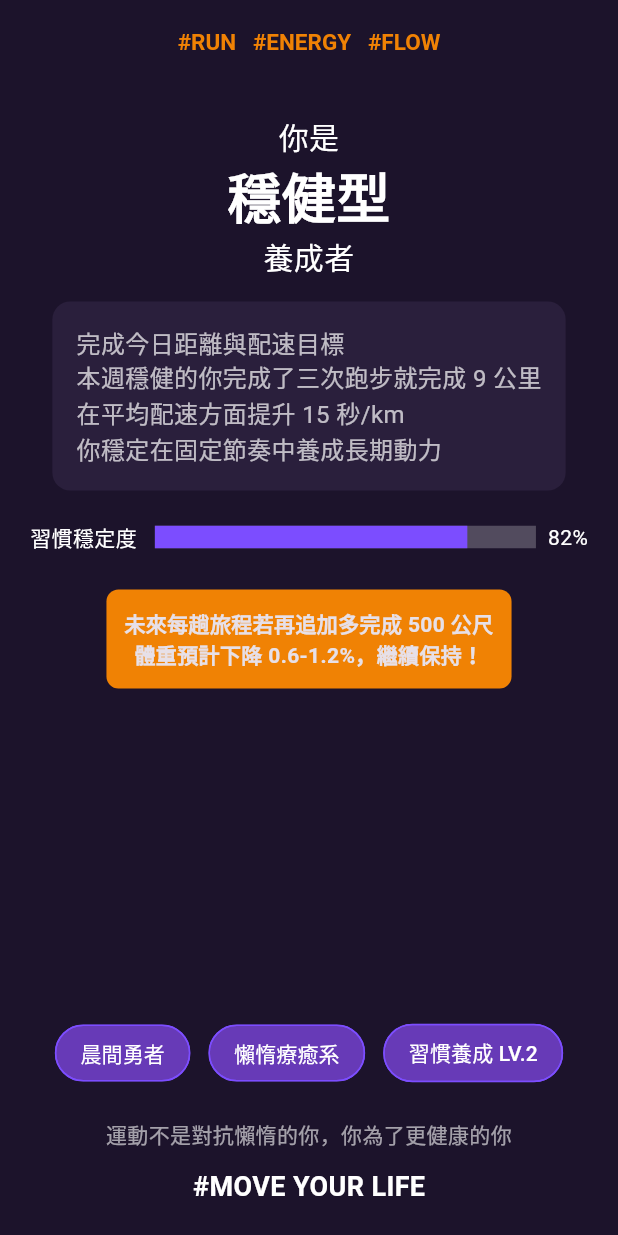
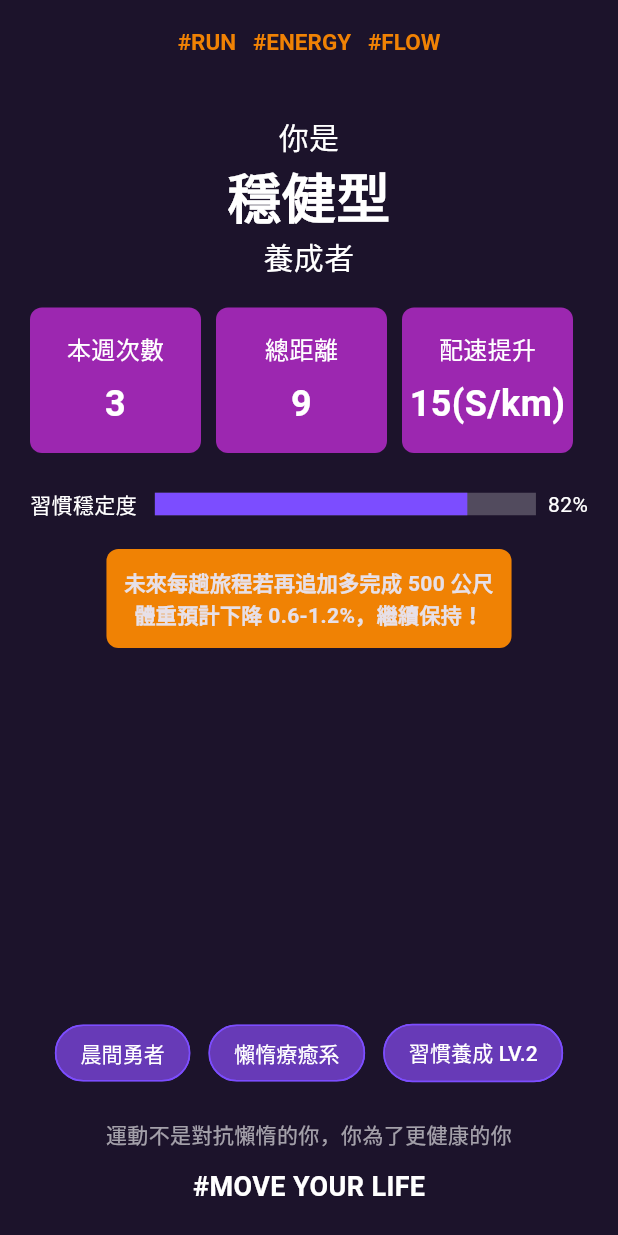
Before and after one commit to JNoctis/Hackathon_Physical_app, a Flutter app: the ReportCardPage screen opened directly with empty values, on a phone screen of 412 x 824 dp. Run offline on Flutter 3.47's test engine with Material 3 defaults, Android fonts, the phone set to English and light mode, and no system bars; our stand-ins replace audioplayers, flutter_dotenv, geolocator, lottie, shared_preferences; accounts and stored records are empty.

Commit message:
analysis pages

```diff
--- a/physicalapp/lib/pages/analysis.dart
+++ b/physicalapp/lib/pages/analysis.dart
@@ -28,6 +28,7 @@ class _ReportCardPageState extends State<ReportCardPage> {
       body: Padding(
         padding: const EdgeInsets.all(20),
         child: Column(
+          crossAxisAlignment: CrossAxisAlignment.center,
           children: [
             const Text.rich(
               TextSpan(
@@ -35,14 +36,14 @@ class _ReportCardPageState extends State<ReportCardPage> {
                   TextSpan(
                     text: '你是\n',
                     style: TextStyle(
-                      fontSize: 20, // 👈 較小字體
+                      fontSize: 20,
                       color: Colors.white,
                     ),
                   ),
                   TextSpan(
                     text: '穩健型\n',
                     style: TextStyle(
-                      fontSize: 36, // 👈 最大的字體
+                      fontSize: 36,
                       fontWeight: FontWeight.bold,
                       color: Colors.white,
                     ),
@@ -50,7 +51,7 @@ class _ReportCardPageState extends State<ReportCardPage> {
                   TextSpan(
                     text: '養成者',
                     style: TextStyle(
-                      fontSize: 20, // 👈 較小字體
+                      fontSize: 20,
                       color: Colors.white,
                     ),
                   ),
@@ -58,19 +59,19 @@ class _ReportCardPageState extends State<ReportCardPage> {
               ),
               textAlign: TextAlign.center,
             ),
-            const SizedBox(height: 16),
-            Container(
-              padding: const EdgeInsets.all(16),
-              decoration: BoxDecoration(
-                color: const Color(0xFF2A1F3C),
-                borderRadius: BorderRadius.circular(12),
-              ),
-              child: const Text(
-                '完成今日距離與配速目標\n本週穩健的你完成了三次跑步就完成 9 公里\n在平均配速方面提升 15 秒/km\n你穩定在固定節奏中養成長期動力',
-                style: TextStyle(color: Colors.white70, fontSize: 16),
-              ),
+            const SizedBox(height: 20),
+            Row(
+              mainAxisAlignment: MainAxisAlignment.spaceEvenly,
+              children: [
+                Expanded(child: _StatBox(title: '本週次數', value: '3')),
+                const SizedBox(width: 10),
+                Expanded(child: _StatBox(title: '總距離', value: '9')),
+                const SizedBox(width: 10),
+                Expanded(child: _StatBox(title: '配速提升', value: '15(S/km)')),
+                const SizedBox(width: 10),
+              ],
             ),
-            const SizedBox(height: 16),
+            const SizedBox(height: 24),
             Row(
               children: [
                 const Text('習慣穩定度', style: TextStyle(color: Colors.white)),
@@ -84,7 +85,6 @@ class _ReportCardPageState extends State<ReportCardPage> {
                   ),
                 ),
                 const SizedBox(width: 8),
-                const SizedBox(height: 30),
                 const Text('82%', style: TextStyle(color: Colors.white)),
               ],
             ),
@@ -149,3 +149,29 @@ class ReportTag extends StatelessWidget {
     );
   }
 }
+
+class _StatBox extends StatelessWidget {
+  final String title;
+  final String value;
+
+  const _StatBox({required this.title, required this.value});
+
+  @override
+  Widget build(BuildContext context) {
+    return Container(
+      padding: const EdgeInsets.symmetric(vertical: 16),
+      decoration: BoxDecoration(
+        color: Colors.purple,
+        borderRadius: BorderRadius.circular(8),
+      ),
+      child: Column(
+        mainAxisAlignment: MainAxisAlignment.center,
+        children: [
+          Text(title, style: const TextStyle(color: Colors.white, fontSize: 16)),
+          const SizedBox(height: 8),
+          Text(value, textAlign: TextAlign.center, style: const TextStyle(color: Colors.white, fontSize: 24, fontWeight: FontWeight.bold)),
+        ],
+      ),
+    );
+  }
+}
```
Also changed, not shown: physicalapp/pubspec.lock.
